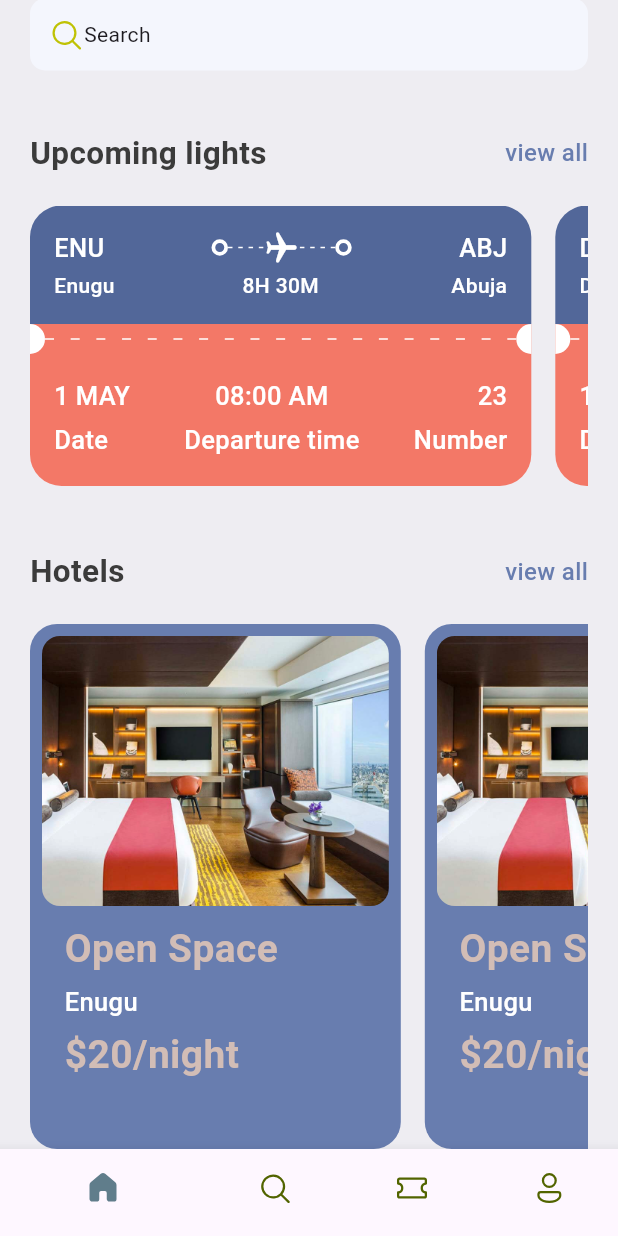
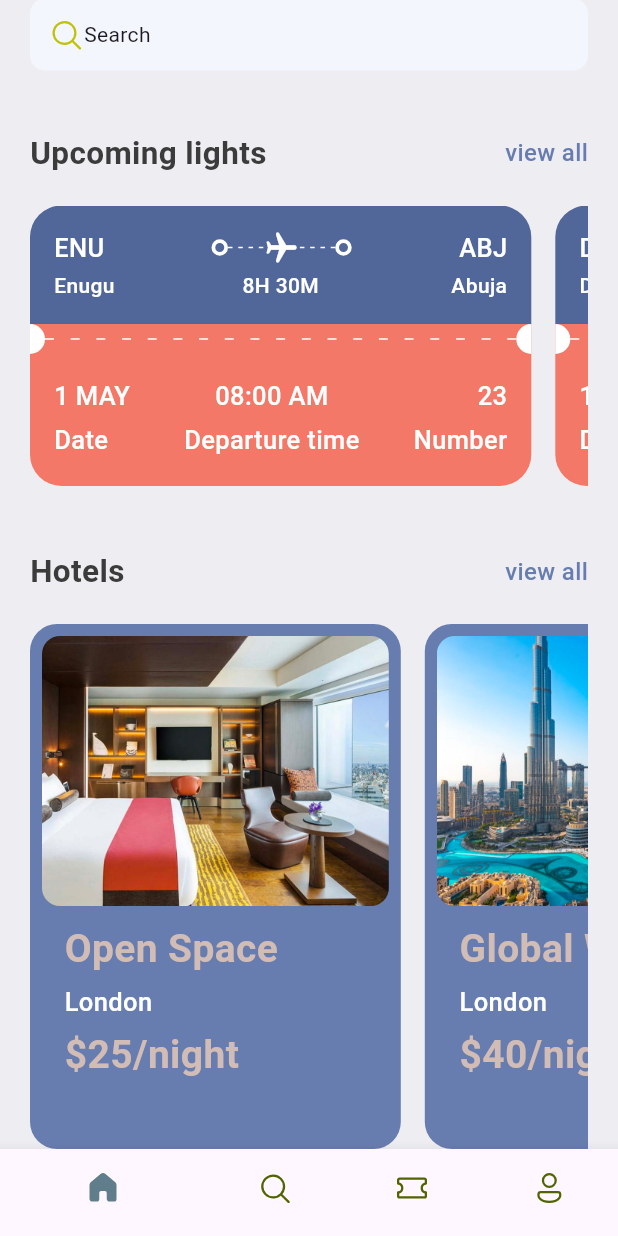
Before and after one commit to TimzonaTimothy/ticket_booking_mobile_app, a Flutter app: the screen it shows after launch, scrolled down 132 dp, on a phone screen of 412 x 824 dp. Run offline on Flutter 3.47's test engine with Material 3 defaults, Android fonts, the phone set to English and light mode, and no system bars; our stand-ins replace fluentui_icons.

Commit message:
search screen

```diff
--- a/lib/base/bottom_nav_bar.dart
+++ b/lib/base/bottom_nav_bar.dart
@@ -1,6 +1,6 @@
 import 'package:fluentui_icons/fluentui_icons.dart';
 import 'package:flutter/material.dart';
-import 'package:ticket_app/screens/home_screen.dart';
+import 'package:ticket_app/screens/home/home_screen.dart';
 
 class BottomNavBar extends StatefulWidget {
   const BottomNavBar({super.key});
--- a/lib/base/widgets/app_double_text.dart
+++ b/lib/base/widgets/app_double_text.dart
@@ -1,7 +1,7 @@
 import 'package:flutter/material.dart';
 import 'package:ticket_app/base/res/styles/app_styles.dart';
 
-import '../../screens/all_tickets.dart';
+import '../../screens/home/all_tickets.dart';
 import '../utils/app_routes.dart';
 
 class AppDoubleText extends StatelessWidget {
--- a/lib/main.dart
+++ b/lib/main.dart
@@ -1,5 +1,5 @@
 import 'package:flutter/material.dart';
-import 'package:ticket_app/screens/all_tickets.dart';
+import 'package:ticket_app/screens/home/all_tickets.dart';
 
 import 'base/bottom_nav_bar.dart';
 import 'base/utils/app_routes.dart';
--- a/lib/screens/all_tickets.dart
+++ b/lib/screens/home/all_tickets.dart
@@ -1,7 +1,7 @@
 import 'package:flutter/material.dart';
 import 'package:ticket_app/base/widgets/ticket_view.dart';
 
-import '../base/utils/all_json.dart';
+import '../../base/utils/all_json.dart';
 
 class AllTickets extends StatelessWidget {
   const AllTickets({super.key});
--- a/lib/screens/home_screen.dart
+++ b/lib/screens/home/home_screen.dart
@@ -3,10 +3,10 @@ import 'package:flutter/material.dart';
 import 'package:ticket_app/base/res/media.dart';
 import 'package:ticket_app/base/widgets/app_double_text.dart';
 
-import '../base/res/styles/app_styles.dart';
-import '../base/utils/all_json.dart';
-import '../base/utils/app_routes.dart';
-import '../base/widgets/ticket_view.dart';
+import '../../base/res/styles/app_styles.dart';
+import '../../base/utils/all_json.dart';
+import '../../base/utils/app_routes.dart';
+import '../../base/widgets/ticket_view.dart';
 import 'widgets/hotel.dart';
 
 class HomeScreen extends StatefulWidget {
@@ -114,17 +114,14 @@ class _HomeScreenState extends State<HomeScreen> {
                 const SizedBox(
                   height: 20,
                 ),
-                const SingleChildScrollView(
+               SingleChildScrollView(
                     scrollDirection: Axis.horizontal,
                     child: Row(
-                      children: [
-                        Hotel(),
-                        Hotel(),
-                        Hotel(),
-                        Hotel(),
-                        Hotel(),
-                        Hotel(),
-                      ],
+                      children: hotelList
+                          .take(2)
+                          .map((singleHotel) =>
+                              Hotel(hotel: singleHotel))
+                          .toList(),
                     )),
               ],
             ),
--- a/lib/screens/widgets/hotel.dart
+++ b/lib/screens/home/widgets/hotel.dart
@@ -1,10 +1,11 @@
 import 'package:flutter/material.dart';
 
-import '../../base/res/media.dart';
-import '../../base/res/styles/app_styles.dart';
+import '../../../base/res/media.dart';
+import '../../../base/res/styles/app_styles.dart';
 
 class Hotel extends StatelessWidget {
-  const Hotel({super.key});
+  final Map<String, dynamic> hotel;
+  const Hotel({super.key, required this.hotel});
 
   @override
   Widget build(BuildContext context) {
@@ -25,8 +26,8 @@ class Hotel extends StatelessWidget {
             decoration: BoxDecoration(
                 color: AppStyles.primaryColor,
                 borderRadius: BorderRadius.circular(12),
-                image: const DecorationImage(
-                    fit: BoxFit.cover, image: AssetImage(AppMedia.hotelRoom))),
+                image:  DecorationImage(
+                    fit: BoxFit.cover, image: AssetImage("assets/images/${hotel['image']}"))),
           ),
           const SizedBox(
             height: 10,
@@ -34,7 +35,7 @@ class Hotel extends StatelessWidget {
           Padding(
             padding: const EdgeInsets.only(left: 15.0),
             child: Text(
-              "Open Space",
+              hotel['place'],
               style:
                   AppStyles.headLineStyle1.copyWith(color: AppStyles.kakiColor),
             ),
@@ -45,7 +46,7 @@ class Hotel extends StatelessWidget {
           Padding(
             padding: const EdgeInsets.only(left: 15.0),
             child: Text(
-              "Enugu",
+              hotel['destination'],
               style: AppStyles.headLineStyle3.copyWith(color: Colors.white),
             ),
           ),
@@ -55,7 +56,7 @@ class Hotel extends StatelessWidget {
           Padding(
             padding: const EdgeInsets.only(left: 15.0),
             child: Text(
-              "\$20/night",
+              "\$${hotel['price']}/night",
               style:
                   AppStyles.headLineStyle1.copyWith(color: AppStyles.kakiColor),
             ),
```
Also changed, not shown: lib/screens/search/search.dart (added).
